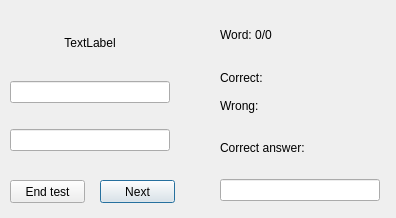
The window that testdialog.ui (szledak/EasyLearning) describes before a commit, drawn with Qt 5.
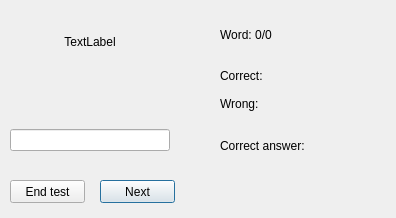
The same window after the commit.

What changed in the file:
```diff
--- a/testdialog.ui
+++ b/testdialog.ui
@@ -57,6 +57,15 @@
         <height>25</height>
        </size>
       </property>
+      <property name="font">
+       <font>
+        <weight>50</weight>
+        <italic>false</italic>
+        <bold>false</bold>
+        <strikeout>false</strikeout>
+        <kerning>true</kerning>
+       </font>
+      </property>
       <property name="text">
        <string>TextLabel</string>
       </property>
@@ -66,7 +75,17 @@
      </widget>
     </item>
     <item>
-     <widget class="QLineEdit" name="edtQuestion"/>
+     <widget class="QLabel" name="lblQuestion">
+      <property name="maximumSize">
+       <size>
+        <width>16777215</width>
+        <height>25</height>
+       </size>
+      </property>
+      <property name="text">
+       <string/>
+      </property>
+     </widget>
     </item>
     <item>
      <widget class="QLineEdit" name="edtAnswer"/>
@@ -116,7 +135,17 @@
      </widget>
     </item>
     <item>
-     <widget class="QLineEdit" name="lineEdit"/>
+     <widget class="QLabel" name="lblCorrectWord">
+      <property name="maximumSize">
+       <size>
+        <width>16777215</width>
+        <height>25</height>
+       </size>
+      </property>
+      <property name="text">
+       <string/>
+      </property>
+     </widget>
     </item>
    </layout>
   </widget>
```
